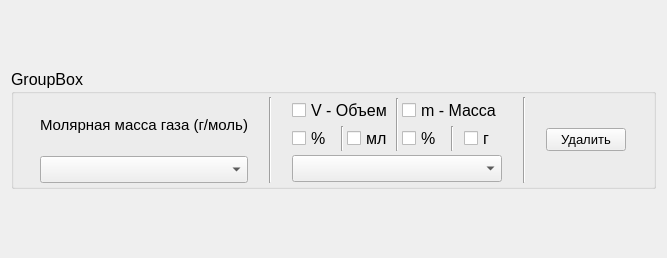
Above: ui/base_qt_ui/ui_coord_widget.ui from I-m-good-man/Gas-calculator before the change. Below: the same form after it.
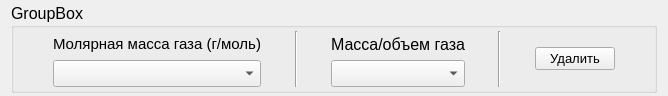
That is the form after the change.

Commit message: Remove checkboxes from coordwidget

```diff
--- a/ui/base_qt_ui/ui_coord_widget.ui
+++ b/ui/base_qt_ui/ui_coord_widget.ui
@@ -6,8 +6,8 @@
    <rect>
     <x>0</x>
     <y>0</y>
-    <width>667</width>
-    <height>258</height>
+    <width>668</width>
+    <height>96</height>
    </rect>
   </property>
   <property name="sizePolicy">
@@ -40,7 +40,7 @@
      <property name="minimumSize">
       <size>
        <width>0</width>
-       <height>120</height>
+       <height>90</height>
       </size>
      </property>
      <property name="maximumSize">
@@ -147,87 +147,11 @@
         <item>
          <layout class="QVBoxLayout" name="mass_or_volume_input">
           <item>
-           <layout class="QHBoxLayout" name="mass_or_volume_choice">
-            <item>
-             <layout class="QVBoxLayout" name="volume_choice">
-              <item>
-               <widget class="QCheckBox" name="volume_checkbox">
-                <property name="text">
-                 <string>V - Объем</string>
-                </property>
-               </widget>
-              </item>
-              <item>
-               <layout class="QHBoxLayout" name="volume_units_choice">
-                <item>
-                 <widget class="QCheckBox" name="percent_checkbox_2">
-                  <property name="text">
-                   <string>%</string>
-                  </property>
-                 </widget>
-                </item>
-                <item>
-                 <widget class="Line" name="line_4">
-                  <property name="orientation">
-                   <enum>Qt::Vertical</enum>
-                  </property>
-                 </widget>
-                </item>
-                <item alignment="Qt::AlignHCenter">
-                 <widget class="QCheckBox" name="ml_checkbox">
-                  <property name="text">
-                   <string>мл</string>
-                  </property>
-                 </widget>
-                </item>
-               </layout>
-              </item>
-             </layout>
-            </item>
-            <item>
-             <widget class="Line" name="line_3">
-              <property name="orientation">
-               <enum>Qt::Vertical</enum>
-              </property>
-             </widget>
-            </item>
-            <item>
-             <layout class="QVBoxLayout" name="mass_choice">
-              <item>
-               <widget class="QCheckBox" name="mass_checkbox">
-                <property name="text">
-                 <string>m - Масса</string>
-                </property>
-               </widget>
-              </item>
-              <item>
-               <layout class="QHBoxLayout" name="mass_units_choice">
-                <item>
-                 <widget class="QCheckBox" name="percent_checkbox">
-                  <property name="text">
-                   <string>%</string>
-                  </property>
-                 </widget>
-                </item>
-                <item>
-                 <widget class="Line" name="line_5">
-                  <property name="orientation">
-                   <enum>Qt::Vertical</enum>
-                  </property>
-                 </widget>
-                </item>
-                <item alignment="Qt::AlignHCenter">
-                 <widget class="QCheckBox" name="g_checkbox">
-                  <property name="text">
-                   <string>г</string>
-                  </property>
-                 </widget>
-                </item>
-               </layout>
-              </item>
-             </layout>
-            </item>
-           </layout>
+           <widget class="QLabel" name="label">
+            <property name="text">
+             <string>Масса/объем газа</string>
+            </property>
+           </widget>
           </item>
           <item>
            <widget class="QComboBox" name="mass_volume_comboBox"/>
```
The commit also changes 1 other file.
